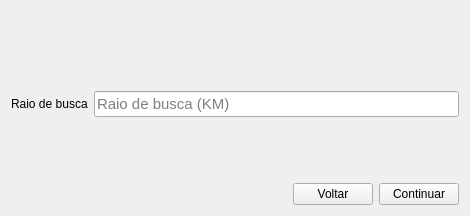
Above: screens/overlay_feature.ui from spuhub/prisma before the change. Below: the same form after it.
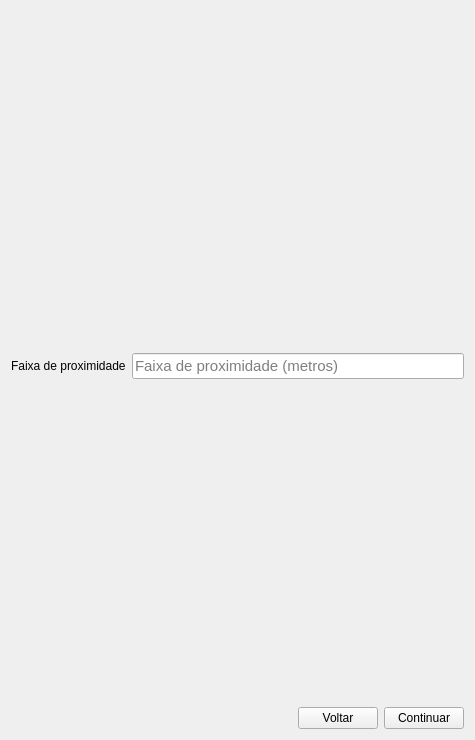
That is the form after the change.

What changed in the file:
```diff
--- a/screens/overlay_feature.ui
+++ b/screens/overlay_feature.ui
@@ -6,8 +6,8 @@
    <rect>
     <x>0</x>
     <y>0</y>
-    <width>470</width>
-    <height>216</height>
+    <width>475</width>
+    <height>740</height>
    </rect>
   </property>
   <property name="windowTitle">
@@ -50,7 +50,7 @@
        <item>
         <widget class="QLabel" name="label_4">
          <property name="text">
-          <string>Raio de busca</string>
+          <string>Faixa de proximidade</string>
          </property>
         </widget>
        </item>
@@ -77,7 +77,7 @@
           <bool>true</bool>
          </property>
          <property name="placeholderText">
-          <string>Raio de busca (KM)</string>
+          <string>Faixa de proximidade (metros)</string>
          </property>
          <property name="cursorMoveStyle">
           <enum>Qt::LogicalMoveStyle</enum>
```
